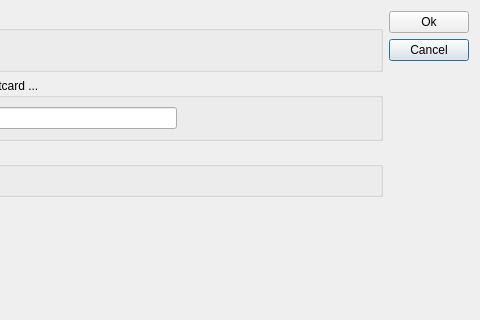
Old version of the form client/dlgpaneluse.ui in the repository tbikfalvi/Belenus; both pictures show x 98 to 578 and y 0 to 320 of the 578 by 448 pixel window.
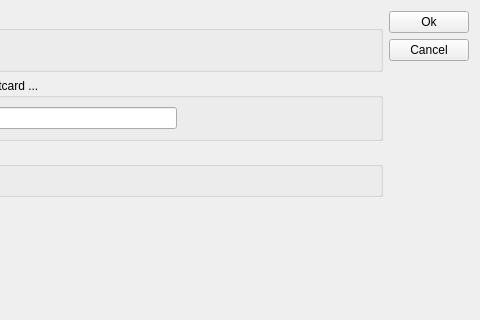
New version of the form.

Patch:
```diff
--- a/client/dlgpaneluse.ui
+++ b/client/dlgpaneluse.ui
@@ -212,6 +212,9 @@
        <property name="text">
         <string>Cancel</string>
        </property>
+       <property name="autoDefault">
+        <bool>false</bool>
+       </property>
       </widget>
      </item>
      <item>
```
